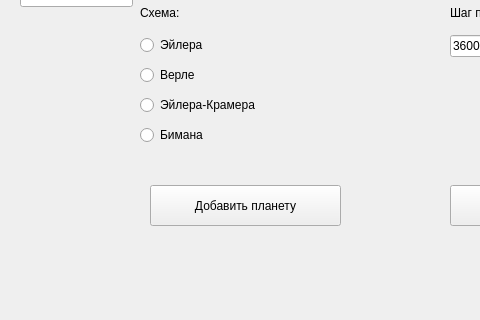
This is interface.ui in DonMaxon/MathModellingLab as Qt 5 draws it before an edit; both pictures show x 0 to 480 and y 295 to 615 of the 1052 by 615 pixel window. The edited form follows.
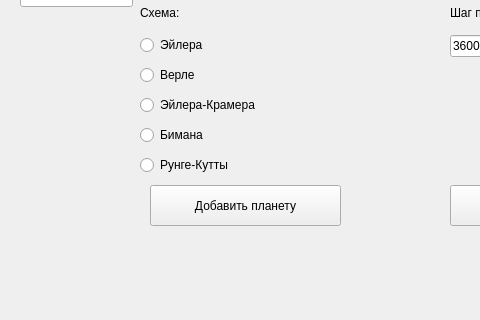
This is the edited form.

Patch:
```diff
--- a/interface.ui
+++ b/interface.ui
@@ -302,6 +302,19 @@
      <string>Бимана</string>
     </property>
    </widget>
+   <widget class="QRadioButton" name="radioButton_5">
+    <property name="geometry">
+     <rect>
+      <x>140</x>
+      <y>450</y>
+      <width>95</width>
+      <height>20</height>
+     </rect>
+    </property>
+    <property name="text">
+     <string>Рунге-Кутты</string>
+    </property>
+   </widget>
    <widget class="QLabel" name="label">
     <property name="geometry">
      <rect>
```
